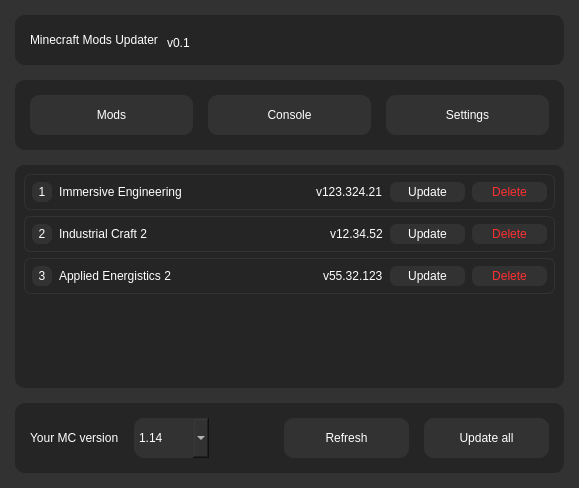
TimNekk/mc-mod-updater, file main.ui: the form before one commit.
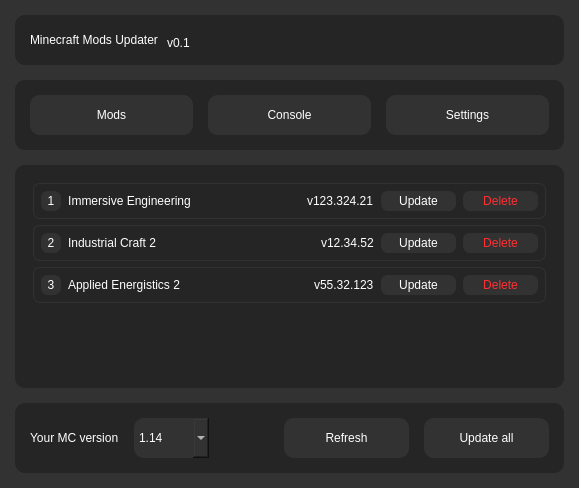
The form after the commit. The open tabs and pages were chosen to show the change.

Patch:
```diff
--- a/main.ui
+++ b/main.ui
@@ -457,16 +457,16 @@
             <number>0</number>
            </property>
            <property name="leftMargin">
-            <number>0</number>
+            <number>9</number>
            </property>
            <property name="topMargin">
-            <number>0</number>
+            <number>9</number>
            </property>
            <property name="rightMargin">
-            <number>0</number>
+            <number>9</number>
            </property>
            <property name="bottomMargin">
-            <number>0</number>
+            <number>9</number>
            </property>
            <item>
             <widget class="QScrollArea" name="scrollArea">
@@ -511,7 +511,7 @@
                <rect>
                 <x>0</x>
                 <y>0</y>
-                <width>549</width>
+                <width>531</width>
                 <height>138</height>
                </rect>
               </property>
```
Left out of the diff: 2 changed lines with no effect on the pictures.
